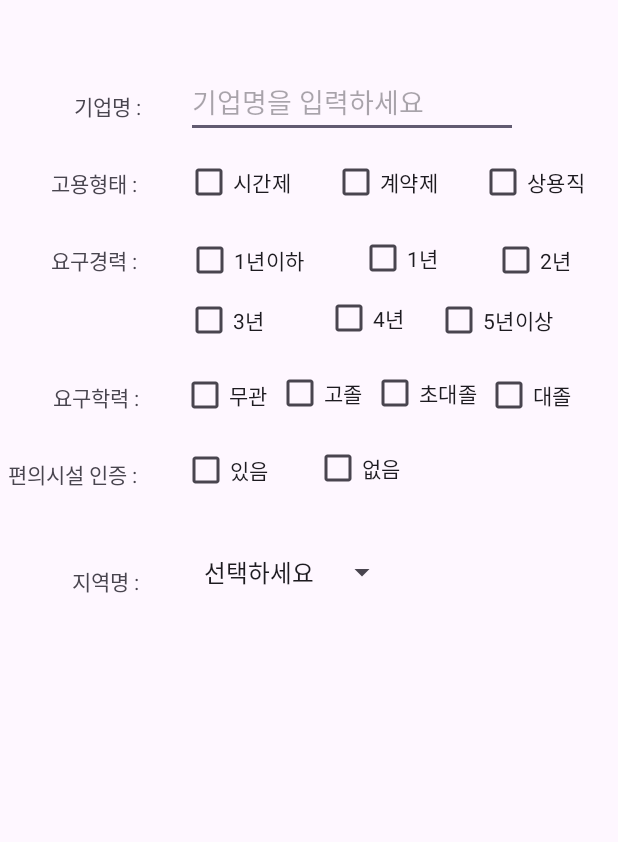
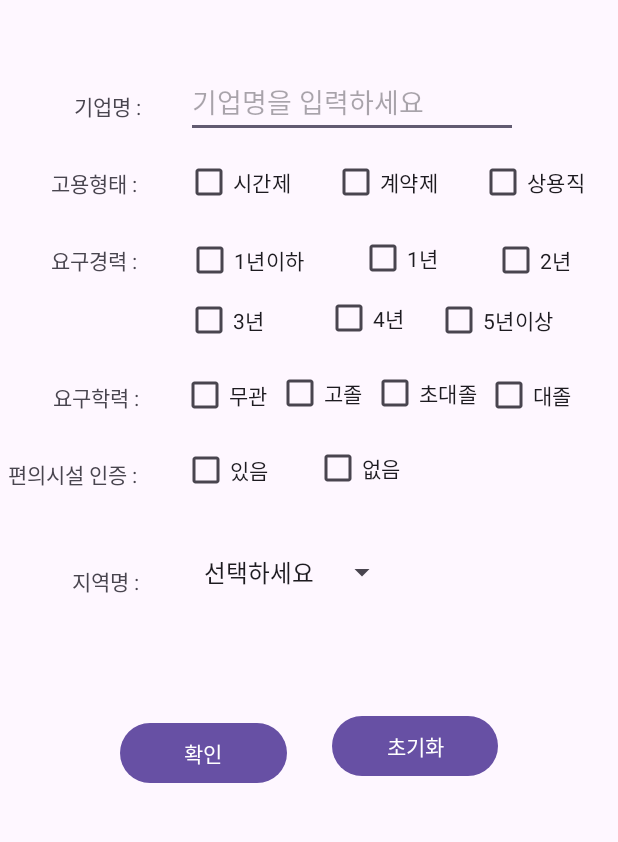
Before and after one commit to veryWhiteRice/JPS, an Android app: the screen it shows after launch (BasicJob), on a phone screen of 412 x 824 dp, the part 137-979 px from its top. Run offline under Robolectric (Android 15) with nearby library versions, the phone set to English and light mode, and no system bars; libraries missing offline, so code that uses them is left out: com.sothree.slidinguppanel; plain views replace SlidingUpPanelLayout; 1 statement that could not run was skipped.

Commit message:
First_Update

```diff
--- a/app/build.gradle
+++ b/app/build.gradle
@@ -39,5 +39,6 @@ dependencies {
     implementation 'com.opencsv:opencsv:5.5.2'
     implementation 'androidx.coordinatorlayout:coordinatorlayout:1.1.0'
     implementation 'com.sothree.slidinguppanel:library:3.4.0'
+    implementation 'com.sothree.slidinguppanel:library:YOUR_VERSION'
 
 }
--- a/app/src/main/java/com/example/jps/BasicJob.java
+++ b/app/src/main/java/com/example/jps/BasicJob.java
@@ -17,6 +17,10 @@ import java.util.List;
 import android.os.AsyncTask;
 import android.widget.CheckBox;
 import android.database.Cursor;
+import android.widget.Spinner;
+import android.widget.EditText;
+import android.widget.Button;
+import com.sothree.slidinguppanel.SlidingUpPanelLayout;
 
 
 public class BasicJob extends AppCompatActivity {
@@ -24,26 +28,101 @@ public class BasicJob extends AppCompatActivity {
     private RecyclerView recyclerView;
     private JobAdapter jobAdapter;
     private DatabaseHelper dbHelper;
-
+    private CheckBox someCheckBox1;
+    private CheckBox someCheckBox2;
+    private CheckBox someCheckBox3;
+    private CheckBox someCheckBox4;
+    private CheckBox someCheckBox5;
+    private CheckBox someCheckBox6;
+    private CheckBox someCheckBox7;
+    private CheckBox someCheckBox8;
+    private CheckBox someCheckBox9;
+    private CheckBox someCheckBox10;
+    private CheckBox someCheckBox11;
+    private CheckBox someCheckBox12;
+    private CheckBox someCheckBox13;
+    private CheckBox someCheckBox14;
+    private CheckBox someCheckBox15;
+    private Spinner someSpinner;    // Spinner 예시.
+    private EditText someEditText;  // EditText 예시.
     @Override
     protected void onCreate(Bundle savedInstanceState) {
         super.onCreate(savedInstanceState);
         setContentView(R.layout.basic_job);
+        SlidingUpPanelLayout slidingLayout = findViewById(R.id.sliding_layout);
 
         recyclerView = findViewById(R.id.recyclerView);
         recyclerView.setLayoutManager(new LinearLayoutManager(this));
 
         dbHelper = new DatabaseHelper(BasicJob.this);
-
+        Button resetButton = findViewById(R.id.reset_button);
+        resetButton.setOnClickListener(new View.OnClickListener() {
+            @Override
+            public void onClick(View v) {
+                resetUIElements();
+                slidingLayout.setPanelState(SlidingUpPanelLayout.PanelState.COLLAPSED);
+            }
+        });
+        Button searchButton = findViewById(R.id.confirm_button);
+        searchButton.setOnClickListener(v -> {
+            boolean isPartTimeChecked = someCheckBox1.isChecked();
+            boolean isContractChecked = someCheckBox3.isChecked();
+            boolean isPermanentChecked = someCheckBox2.isChecked();
+            String query = someEditText.getText().toString();
+            jobAdapter.filter(query,isPartTimeChecked, isContractChecked, isPermanentChecked);
+            slidingLayout.setPanelState(SlidingUpPanelLayout.PanelState.COLLAPSED);
+        });
         // Start AsyncTask to read CSV file
         new ReadCSVFileTask().execute("장애인구직정보_전처리.csv");
+        someCheckBox1 = findViewById(R.id.part_time_checkbox);
+        someCheckBox2 = findViewById(R.id.permanent_checkbox);
+        someCheckBox3 = findViewById(R.id.contract_checkbox);
+        someCheckBox4 = findViewById(R.id.gyung_checkbox1);
+        someCheckBox5 = findViewById(R.id.gyung_checkbox2);
+        someCheckBox6 = findViewById(R.id.gyung_checkbox3);
+        someCheckBox7 = findViewById(R.id.gyung_checkbox4);
+        someCheckBox8 = findViewById(R.id.gyung_checkbox5);
+        someCheckBox9 = findViewById(R.id.gyung_checkbox6);
+        someCheckBox10 = findViewById(R.id.school_checkbox1);
+        someCheckBox11 = findViewById(R.id.school_checkbox2);
+        someCheckBox12 = findViewById(R.id.school_checkbox3);
+        someCheckBox13 = findViewById(R.id.school_checkbox4);
+        someCheckBox14 = findViewById(R.id.barrier_free_checkbox1);
+        someCheckBox15 = findViewById(R.id.barrier_free_checkbox2);
+        someSpinner = findViewById(R.id.region_spinner);
+        someEditText = findViewById(R.id.company_name_input);
+    }
+    private void resetUIElements() {
+        // CheckBox 초기화
+        someCheckBox1.setChecked(false);
+        someCheckBox2.setChecked(false);
+        someCheckBox3.setChecked(false);
+        someCheckBox4.setChecked(false);
+        someCheckBox5.setChecked(false);
+        someCheckBox6.setChecked(false);
+        someCheckBox7.setChecked(false);
+        someCheckBox8.setChecked(false);
+        someCheckBox9.setChecked(false);
+        someCheckBox10.setChecked(false);
+        someCheckBox11.setChecked(false);
+        someCheckBox12.setChecked(false);
+        someCheckBox13.setChecked(false);
+        someCheckBox14.setChecked(false);
+        someCheckBox15.setChecked(false);
+        // Spinner 초기화
+        someSpinner.setSelection(0);     // 첫 번째 아이템 선택
+
+        // EditText 초기화
+        someEditText.setText("");        // 텍스트 지우기
+        Cursor cursor = dbHelper.getAllJobs(); // 데이터베이스에서 모든 데이터 다시 가져오기
+        jobAdapter.reloadData(cursor);
     }
 
     private class ReadCSVFileTask extends AsyncTask<String, Void, Void> {
-
+        List<String[]> allData = new ArrayList<>();
         @Override
         protected Void doInBackground(String... filenames) {
-            List<String[]> allData = new ArrayList<>();
+
             try {
                 InputStreamReader inputStreamReader = new InputStreamReader(getAssets().open(filenames[0]), "UTF-8");
                 CSVReader csvReader = new CSVReader(inputStreamReader);
@@ -65,6 +144,7 @@ public class BasicJob extends AppCompatActivity {
 
         @Override
         protected void onPostExecute(Void aVoid) {
+            dbHelper.addJob(allData); // 데이터베이스에 데이터 추가
             Cursor cursor = dbHelper.getAllJobs();
             jobAdapter = new JobAdapter(cursor);
             recyclerView.setAdapter(jobAdapter);
@@ -133,13 +213,39 @@ public class BasicJob extends AppCompatActivity {
                 String company_address = getColumnValue(cursor, "Address");
                 String company_StartDay = getColumnValue(cursor, "Start_Day");
                 String company_EndDay = getColumnValue(cursor, "End_Day");
+                String company_Gyung = getColumnValue(cursor, "Gyung");
+                String company_Hak = getColumnValue(cursor, "Hak");
+                String company_Access = getColumnValue(cursor, "Access");
 
-                if(companyName != null && jobType != null && company_contract != null && company_address != null && company_StartDay != null && company_EndDay != null) {
-                    String[] data = new String[] { companyName, jobType, company_contract, company_address, company_StartDay, company_EndDay };
+                if(companyName != null && jobType != null && company_contract != null && company_address != null && company_StartDay != null && company_EndDay != null && company_Gyung != null && company_Hak != null && company_Access != null) {
+                    String[] data = new String[] { companyName, jobType, company_contract, company_address, company_StartDay, company_EndDay , company_Gyung, company_Hak, company_Access};
                     this.jobDataList.add(new JobData(data));
                 }
             }
         }
+        public void reloadData(Cursor cursor) {
+            this.jobDataList.clear(); // 기존 리스트 데이터를 클리어합니다.
+
+            while(cursor.moveToNext()) {
+                String companyName = getColumnValue(cursor, "company_name");
+                String jobType = getColumnValue(cursor, "job_type");
+                String company_contract = getColumnValue(cursor, "contract");
+                String company_address = getColumnValue(cursor, "Address");
+                String company_StartDay = getColumnValue(cursor, "Start_Day");
+                String company_EndDay = getColumnValue(cursor, "End_Day");
+                String company_Gyung = getColumnValue(cursor, "Gyung");
+                String company_Hak = getColumnValue(cursor, "Hak");
+                String company_Access = getColumnValue(cursor, "Access");
+
+                if(companyName != null && jobType != null && company_contract != null && company_address != null && company_StartDay != null && company_EndDay != null && company_Gyung != null && company_Hak != null && company_Access != null) {
+                    String[] data = new String[] { companyName, jobType, company_contract, company_address, company_StartDay, company_EndDay , company_Gyung, company_Hak, company_Access};
+                    this.jobDataList.add(new JobData(data));
+                }
+            }
+
+            notifyDataSetChanged(); // 데이터 변경 알림
+        }
+
         private String getColumnValue(Cursor cursor, String columnName) {
             int index = cursor.getColumnIndex(columnName);
             if(index != -1) {
@@ -161,12 +267,46 @@ public class BasicJob extends AppCompatActivity {
             holder.textView4.setText("주소 : " + job.getData()[3]);
             holder.textView5.setText("시작일자 : " + job.getData()[4]);
             holder.textView6.setText("마감일자 : " + job.getData()[5]);
+            // 1. 기존 리스너 제거
+            holder.checkBox.setOnCheckedChangeListener(null);
+
+            // 2. 체크박스 상태 설정
             holder.checkBox.setChecked(job.isChecked());
+
+            // 3. 새 리스너 설정
             holder.checkBox.setOnCheckedChangeListener((buttonView, isChecked) -> job.setChecked(isChecked));
         }
 
         public int getItemCount() {
             return jobDataList.size();
         }
+        public void filter(String query, boolean isPartTimeChecked, boolean isContractChecked, boolean isPermanentChecked) {
+            List<JobData> filteredList = new ArrayList<>();
+            Cursor cursor = dbHelper.getAllJobs(); // 데이터베이스에서 모든 데이터 다시 가져오기
+            jobAdapter.reloadData(cursor);
+            for (JobData job : jobDataList) {
+                String companyName = job.getData()[0].toLowerCase();
+                String employmentType = job.getData()[2].toLowerCase();
+
+                // 쿼리가 비어 있거나, 해당 쿼리를 포함하면 true
+                boolean matchesQuery = query.isEmpty() || companyName.contains(query.toLowerCase());
+
+                // 체크박스 조건에 맞으면 true
+                boolean isMatchedByCheckbox =
+                        (isPartTimeChecked && employmentType.equals("시간제")) ||
+                                (isContractChecked && employmentType.equals("계약직")) ||
+                                (isPermanentChecked && employmentType.equals("상용직"));
+
+                // 체크박스를 하나도 선택하지 않았을 경우, 체크박스 조건은 무시
+                boolean noCheckboxChecked = !(isPartTimeChecked || isContractChecked || isPermanentChecked);
+
+                // 쿼리와 체크박스 조건 둘 다 만족하거나, 체크박스가 선택되지 않았을 때만 쿼리 조건을 확인
+                if (matchesQuery && (isMatchedByCheckbox || noCheckboxChecked)) {
+                    filteredList.add(job);
+                }
+            }
+            jobDataList = filteredList;
+            notifyDataSetChanged();
+        }
     }
 }
--- a/app/src/main/java/com/example/jps/DatabaseHelper.java
+++ b/app/src/main/java/com/example/jps/DatabaseHelper.java
@@ -9,7 +9,7 @@ import java.util.List;
 
 public class DatabaseHelper extends SQLiteOpenHelper {
     private static final String DATABASE_NAME = "jobDatabase";
-    private static final int DATABASE_VERSION = 2;
+    private static final int DATABASE_VERSION = 3;
     private static final String TABLE_NAME = "jobs";
     private static final String KEY_ID = "id";
     private static final String KEY_NAME = "company_name";
@@ -18,6 +18,9 @@ public class DatabaseHelper extends SQLiteOpenHelper {
     private static final String KEY_Address = "Address";
     private static final String KEY_Start = "Start_Day";
     private static final String KEY_End = "End_Day";
+    private static final String KEY_Gyung = "Gyung";
+    private static final String KEY_Hak = "Hak";
+    private static final String KEY_Access = "Access";
     // 필요에 따라 더 많은 컬럼을 추가...
 
     public DatabaseHelper(Context context) {
@@ -33,7 +36,10 @@ public class DatabaseHelper extends SQLiteOpenHelper {
                 + KEY_Contract_TYPE + " TEXT,"
                 + KEY_Address + " TEXT,"
                 + KEY_Start +" TEXT,"
-                + KEY_End +" TEXT" + ")";
+                + KEY_End +" TEXT,"
+                + KEY_Gyung +" TEXT,"
+                + KEY_Hak +" TEXT,"
+                + KEY_Access +" TEXT" + ")";
         db.execSQL(CREATE_TABLE);
     }
 
@@ -55,6 +61,9 @@ public class DatabaseHelper extends SQLiteOpenHelper {
                 values.put(KEY_Address, data[11]);
                 values.put(KEY_Start, data[20]);
                 values.put(KEY_End, data[21]);
+                values.put(KEY_Gyung, data[7]);
+                values.put(KEY_Hak, data[8]);
+                values.put(KEY_Access, data[16]);
                 db.insert(TABLE_NAME, null, values);
             }
             db.setTransactionSuccessful();
--- a/app/src/main/res/layout/search.xml
+++ b/app/src/main/res/layout/search.xml
@@ -263,6 +263,31 @@
             android:entries="@array/regions"
             app:layout_constraintStart_toEndOf="@+id/city"
             app:layout_constraintTop_toTopOf="@+id/barrier_free_checkbox1" />
+
+        <Button
+            android:id="@+id/confirm_button"
+            android:layout_width="0dp"
+            android:layout_height="wrap_content"
+            android:layout_marginStart="80dp"
+            android:layout_marginTop="80dp"
+            android:text="확인"
+            app:layout_constraintEnd_toStartOf="@+id/reset_button"
+            app:layout_constraintHorizontal_weight="1"
+            app:layout_constraintStart_toStartOf="parent"
+            app:layout_constraintTop_toBottomOf="@+id/city" />
+
+        <Button
+            android:id="@+id/reset_button"
+            android:layout_width="0dp"
+            android:layout_height="wrap_content"
+            android:layout_marginStart="30dp"
+            android:layout_marginTop="80dp"
+            android:layout_marginEnd="80dp"
+            android:text="초기화"
+            app:layout_constraintEnd_toEndOf="parent"
+            app:layout_constraintHorizontal_weight="1"
+            app:layout_constraintStart_toEndOf="@+id/confirm_button"
+            app:layout_constraintTop_toBottomOf="@+id/region_spinner" />
     </androidx.constraintlayout.widget.ConstraintLayout>
 
 </androidx.constraintlayout.widget.ConstraintLayout>
```
